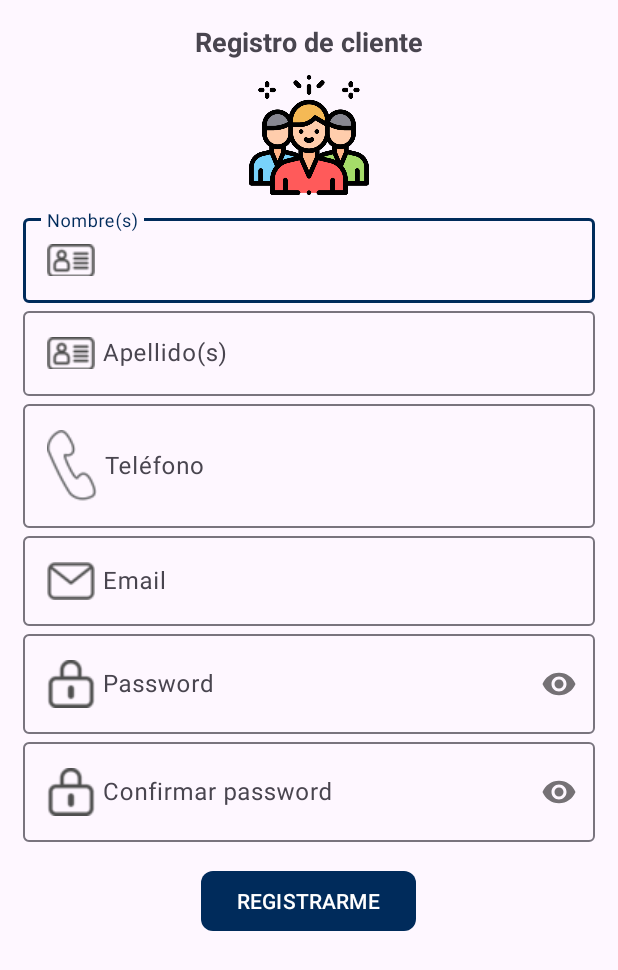
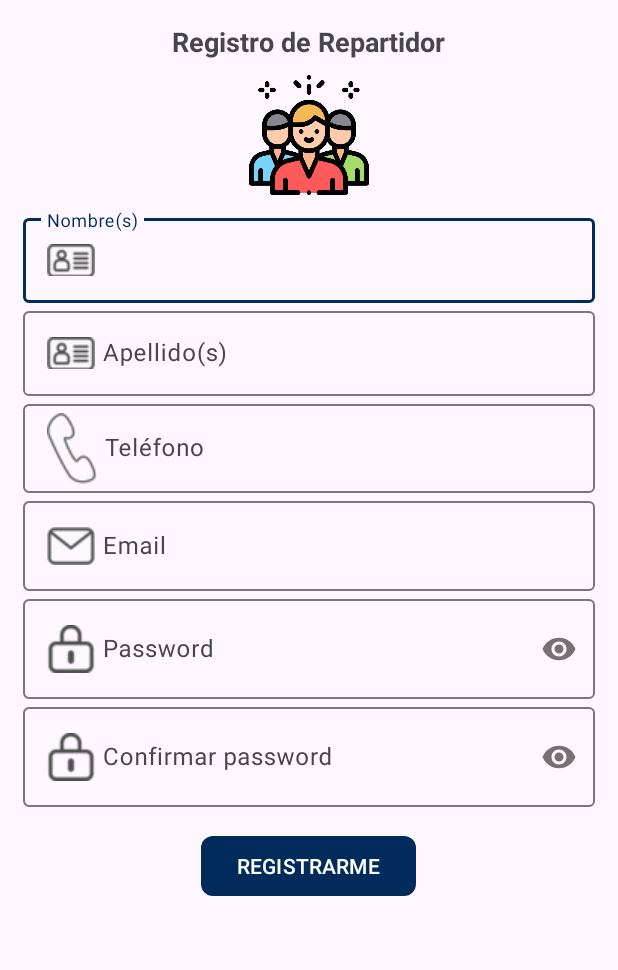
Before and after one commit to Hannia946/proyectoMovil, an Android app: the RegistroRepartidor screen opened directly, with no data from a screen before it, on a phone screen of 412 x 824 dp. Shown: the top 970 px of the screen. Run offline under Robolectric (Android 15) with nearby library versions, the phone set to English and light mode, and no system bars.

Commit message:
Cambio en el .kt de registro repartidor

```diff
--- a/app/src/main/java/com/example/proyecto/Repartidor/RegistroRepartidor.kt
+++ b/app/src/main/java/com/example/proyecto/Repartidor/RegistroRepartidor.kt
@@ -1,21 +1,83 @@
 package com.example.proyecto.Repartidor
 
+import android.app.ProgressDialog
 import android.os.Bundle
+import android.util.Patterns
 import androidx.activity.enableEdgeToEdge
 import androidx.appcompat.app.AppCompatActivity
 import androidx.core.view.ViewCompat
 import androidx.core.view.WindowInsetsCompat
 import com.example.proyecto.R
+import com.example.proyecto.databinding.ActivityRegistroRepartidorBinding
+import org.intellij.lang.annotations.Pattern
 
 class RegistroRepartidor : AppCompatActivity() {
+
+
+    private lateinit var binding: ActivityRegistroRepartidorBinding
+
+    //private lateinit var firebaseAuth: FirebaseAuth
+    private lateinit var progressDialog: ProgressDialog
+
+
     override fun onCreate(savedInstanceState: Bundle?) {
         super.onCreate(savedInstanceState)
         enableEdgeToEdge()
-        setContentView(R.layout.activity_registro_repartidor)
-        ViewCompat.setOnApplyWindowInsetsListener(findViewById(R.id.main)) { v, insets ->
-            val systemBars = insets.getInsets(WindowInsetsCompat.Type.systemBars())
-            v.setPadding(systemBars.left, systemBars.top, systemBars.right, systemBars.bottom)
-            insets
+        binding = ActivityRegistroRepartidorBinding.inflate(layoutInflater)
+        setContentView(binding.root)
+
+
+
+        progressDialog = ProgressDialog(this)
+        progressDialog.setTitle("Espere por favor")
+        progressDialog.setCanceledOnTouchOutside(false)
+
+        binding.btnRegistrarR.setOnClickListener {
+            validarInformacion()
         }
     }
+
+    private var nombresR = ""
+    private var emailR = ""
+    private var passwordR = ""
+    private var Rpassword = ""
+
+    private fun validarInformacion() {
+        nombresR = binding.etNombresR.text.toString().trim()
+        emailR = binding.etEmailR.text.toString().trim()
+        passwordR = binding.etPasswordR.text.toString().trim()
+        Rpassword = binding.etRPassword.text.toString().trim()
+
+        if (nombresR.isEmpty()){
+            binding.etNombresR.error = "Ingrese sus nombres"
+            binding.etNombresR.requestFocus()
+
+        }else if(emailR.isEmpty()){
+            binding.etEmailR.error = "Ingrese email"
+            binding.etEmailR.requestFocus()
+        }else if (!Patterns.EMAIL_ADDRESS.matcher(emailR).matches()){
+            binding.etEmailR.error = "Email no valido"
+            binding.etEmailR.requestFocus()
+        }else if (passwordR.isEmpty()){
+            binding.etPasswordR.error = "Ingrese password"
+            binding.etPasswordR.requestFocus()
+        }else if (passwordR.length >=6){
+            binding.etPasswordR.error = "Necesita 6 o mas car."
+            binding.etPasswordR.requestFocus()
+        }else if (Rpassword.isEmpty()) {
+            binding.etRPassword.error = "Confirme password"
+            binding.etRPassword.requestFocus()
+        }else if (passwordR!=Rpassword){
+            binding.etRPassword.error = "No coincide"
+            binding.etRPassword.requestFocus()
+        }else{
+            registrarRepartidor()
+        }
+
+    }
+
+    private fun registrarRepartidor() {
+
+
+    }
 }
--- a/app/src/main/java/com/example/proyecto/SplashScreenActivity.kt
+++ b/app/src/main/java/com/example/proyecto/SplashScreenActivity.kt
@@ -23,7 +23,6 @@ class SplashScreenActivity : AppCompatActivity() {
             override fun onTick(millisUntilFinished: Long) {
 
             }
-
             override fun onFinish() {
                 startActivity(Intent(this@SplashScreenActivity, SeleccionarTipoActivity::class.java))
                 finishAffinity()
--- a/app/src/main/res/layout/activity_registro_repartidor.xml
+++ b/app/src/main/res/layout/activity_registro_repartidor.xml
@@ -18,7 +18,7 @@
             android:layout_gravity="center"
             android:textSize="18sp"
             android:textStyle="bold"
-            android:text="@string/txtRegistroC"
+            android:text="@string/txtRegistroR"
             android:layout_width="wrap_content"
             android:layout_height="wrap_content"/>
 
@@ -37,12 +37,12 @@
             android:layout_height="wrap_content">
 
             <EditText
-                android:id="@+id/etNombresC"
+                android:id="@+id/etNombresR"
                 android:layout_width="match_parent"
                 android:layout_height="match_parent"
                 android:drawableStart="@drawable/names"
                 android:drawablePadding="5dp"
-                android:hint="@string/etNombresC"
+                android:hint="@string/etNombresR"
                 android:inputType="textPersonName|textCapWords" />
 
         </com.google.android.material.textfield.TextInputLayout>
@@ -54,8 +54,8 @@
             android:layout_height="wrap_content">
 
             <EditText
-                android:id="@+id/etApellidosC"
-                android:hint="@string/etApellidosC"
+                android:id="@+id/etApellidosR"
+                android:hint="@string/etApellidosR"
                 android:drawableStart="@drawable/names"
                 android:drawablePadding="5dp"
                 android:inputType="textPersonName|textCapWords"
@@ -70,13 +70,13 @@
             android:layout_height="wrap_content">
 
             <EditText
-                android:id="@+id/etTelefonoC"
-                android:hint="@string/etTelefonoC"
-                android:inputType="phone"
+                android:id="@+id/etTelefonoR"
+                android:layout_width="match_parent"
+                android:layout_height="59dp"
                 android:drawableStart="@drawable/phone"
                 android:drawablePadding="5dp"
-                android:layout_width="match_parent"
-                android:layout_height="wrap_content"/>
+                android:hint="@string/etTelefonoR"
+                android:inputType="phone" />
 
         </com.google.android.material.textfield.TextInputLayout>
 
@@ -86,8 +86,8 @@
             android:layout_height="wrap_content">
 
             <EditText
-                android:id="@+id/etEmail"
-                android:hint="@string/etEmail"
+                android:id="@+id/etEmailR"
+                android:hint="@string/etEmailR"
                 android:drawableStart="@drawable/email"
                 android:drawablePadding="5dp"
                 android:inputType="textEmailAddress"
@@ -103,8 +103,8 @@
             app:passwordToggleEnabled="true">
 
             <EditText
-                android:id="@+id/etPassword"
-                android:hint="@string/etPassword"
+                android:id="@+id/etPasswordR"
+                android:hint="@string/etPasswordR"
                 android:inputType="textPassword"
                 android:drawableStart="@drawable/password"
                 android:drawablePadding="5dp"
@@ -120,8 +120,8 @@
             app:passwordToggleEnabled="true">
 
             <EditText
-                android:id="@+id/etCPassword"
-                android:hint="@string/etCPassword"
+                android:id="@+id/etRPassword"
+                android:hint="@string/etRPassword"
                 android:drawableStart="@drawable/password"
                 android:drawablePadding="5dp"
                 android:inputType="textPassword"
@@ -132,8 +132,8 @@
 
         <!--Botón de registrar-->
         <com.google.android.material.button.MaterialButton
-            android:id="@+id/btnRegistrarC"
-            android:text="@string/btnRegistrarC"
+            android:id="@+id/btnRegistrarR"
+            android:text="@string/btnRegistrarR"
             android:textAllCaps="true"
             app:cornerRadius="8dp"
             android:layout_marginTop="15dp"
--- a/app/src/main/res/values/strings.xml
+++ b/app/src/main/res/values/strings.xml
@@ -2,6 +2,8 @@
     <string name="app_name">Envíos Rápidos MX</string>
     <string name="open_drawer">Open drawer</string>
     <string name="close_drawer">Close drawer</string>
+
+
 
     <!---Bottom NavigationBar Repartidor-->
     <string name="op_mispendientes_repartidor">Pendientes</string>
@@ -13,6 +15,31 @@
     <string name="op_notificar_repartidor">Notificar</string>
     <string name="op_cerrarSesion_repartidor">Cerrar sesión</string>
     <string name="fab_add_description">Agregar nuevo elemento</string>
+
+    <!---Login Repartidor-->
+    <string name="txtLoginR">Login de Repartidor</string>
+    <string name="btnLoginR">Ingresar</string>
+    <string name="tvRegistrarR">Registrarme</string>
+    <string name="etEmailR">Email</string>
+    <string name="etPasswordR">Password</string>
+    <string name="txtNoCuentaR">¿No tienes cuenta?</string>
+
+    <!---Registro Repartidor-->
+    <string name="txtRegistroR">Registro de Repartidor</string>
+    <string name="etNombresR">Nombre(s)</string>
+    <string name="etApellidosR">Apellido(s)</string>
+    <string name="etTelefonoR">Teléfono</string>
+    <string name="etRPassword">Confirmar password</string>
+    <string name="btnRegistrarR">Registrarme</string>
+
+
+
+
+
+
+
+
+
 
 
     <!---División de REPARTIDOR Y CLIENTE-->
```
Also changed, not shown: app/src/main/java/com/example/proyecto/Repartidor/LoginRepartidor.kt (+7 -0 lines), app/src/main/java/com/example/proyecto/SeleccionarTipoActivity.kt (+4 -3 lines), app/src/main/res/layout/activity_login_repartidor.xml (+10 -10 lines).
